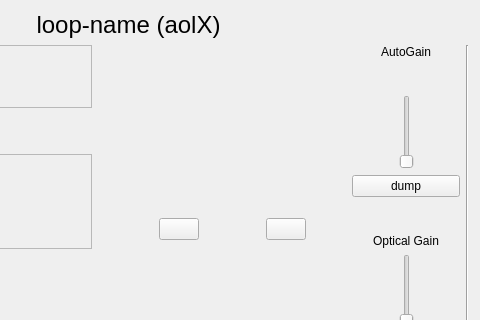
Old version of the form gui/widgets/loopCtrl/loopCtrl.ui in the repository uasal/MagAOX-scoob; both pictures show x 223 to 703 and y 0 to 320 of the 703 by 425 pixel window.
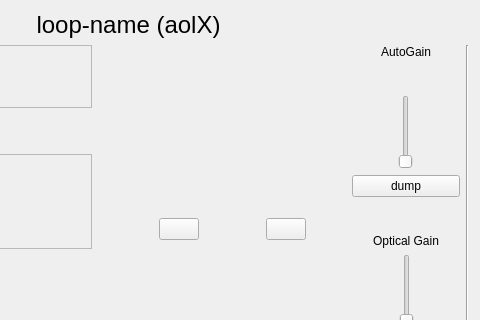
New version of the form. Icons and pictures are not drawn. Custom widgets are drawn as their Qt base class.

Commit message: made sliders equal

```diff
--- a/gui/widgets/loopCtrl/loopCtrl.ui
+++ b/gui/widgets/loopCtrl/loopCtrl.ui
@@ -288,12 +288,6 @@
              <property name="orientation">
               <enum>Qt::Horizontal</enum>
              </property>
-             <property name="sizeHint" stdset="0">
-              <size>
-               <width>40</width>
-               <height>20</height>
-              </size>
-             </property>
             </spacer>
            </item>
            <item>
@@ -304,12 +298,6 @@
              <property name="orientation">
               <enum>Qt::Horizontal</enum>
              </property>
-             <property name="sizeHint" stdset="0">
-              <size>
-               <width>40</width>
-               <height>20</height>
-              </size>
-             </property>
             </spacer>
            </item>
           </layout>
```
Left out of the diff: 12 changed lines with no effect on the pictures.
